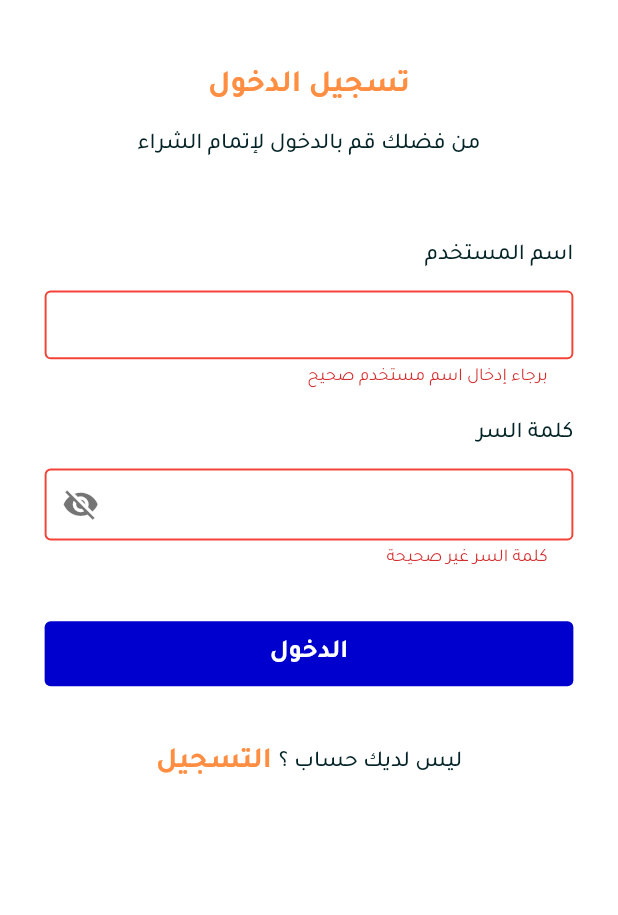
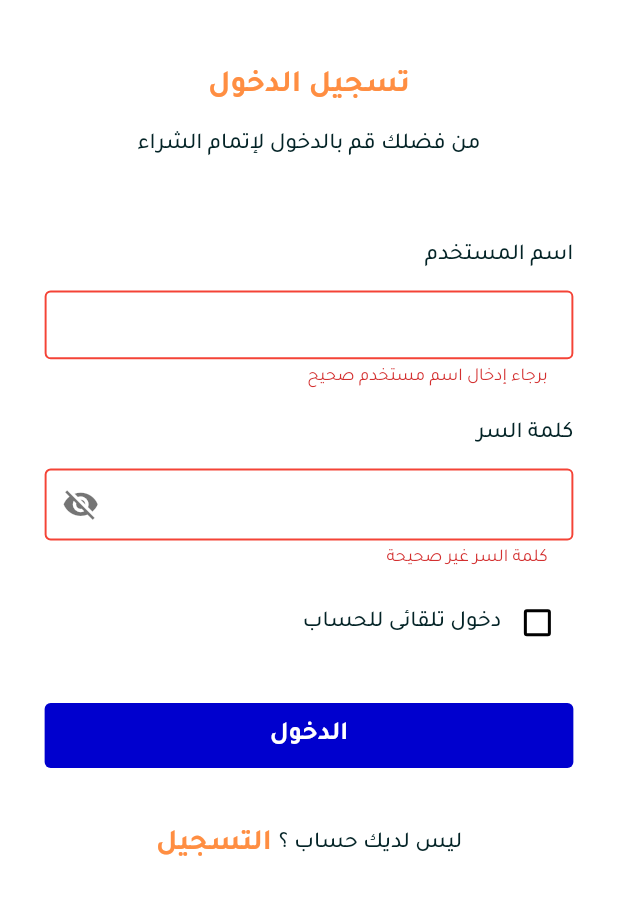
Before and after one commit to Ibrahim653/Ecommerce-App, a Flutter app: the screen it shows after launch, after a tap on "الدخول", on a phone screen of 412 x 824 dp, the part 242-1157 px from its top. Run offline on Flutter 3.47's test engine with Material 3 defaults, Android fonts, the phone set to English and light mode, and no system bars; our stand-ins replace animated_bottom_navigation_bar, cached_network_image, carousel_slider, device_preview, dio, flutter_bloc and 9 more; generated files the repository leaves out were written again; network calls fail.

```diff
--- a/lib/core/helpers/constants.dart
+++ b/lib/core/helpers/constants.dart
@@ -7,4 +7,6 @@ class Constants {
   static const String fontFamily = 'Tajawal';
   static const String accessToken = '';
   static const String refreshToken = '';
+    static const String autoLogin = 'autoLogin';
+
 }
--- a/lib/core/routing/app_router.dart
+++ b/lib/core/routing/app_router.dart
@@ -41,8 +41,8 @@ class AppRouter {
         return MaterialPageRoute(
           builder: (_) => MultiBlocProvider(
             providers: [
-              BlocProvider.value(
-               value:  getIt<GetProductCubit>()..getAllProducts(),
+              BlocProvider(
+                create: (context) =>  getIt<GetProductCubit>()..getAllProducts(),
               ),
               BlocProvider(
                 create: (context) => getIt<CategoryCubit>()..getCategories(),
--- a/lib/e_commerce_app.dart
+++ b/lib/e_commerce_app.dart
@@ -1,5 +1,6 @@
 import 'package:device_preview/device_preview.dart';
 import 'package:e_commerce_app/core/helpers/constants.dart';
+import 'package:e_commerce_app/core/helpers/shared_prefs_helper.dart';
 import 'package:e_commerce_app/core/routing/routes.dart';
 import 'package:e_commerce_app/core/theming/colors.dart';
 import 'package:flutter/material.dart';
@@ -28,7 +29,9 @@ class EcommerceApp extends StatelessWidget {
             primaryColor: ColorsManager.mainBlue,
             fontFamily: Constants.fontFamily),
         onGenerateRoute: appRouter.generateRoute,
-        initialRoute: Routes.loginScreen,
+        initialRoute:  CacheHelper.getString(Constants.autoLogin) == null
+            ? Routes.loginScreen
+            : Routes.homeScreen,
       ),
     );
   }
--- a/lib/features/home/ui/home_screen.dart
+++ b/lib/features/home/ui/home_screen.dart
@@ -9,6 +9,7 @@ import 'package:flutter/material.dart';
 import 'package:flutter_screenutil/flutter_screenutil.dart';
 
 import '../../../core/theming/colors.dart';
+import '../../profile/ui/profile_Screen.dart';
 
 class HomeScreen extends StatefulWidget {
   const HomeScreen({super.key});
@@ -38,7 +39,7 @@ class _HomeScreenState extends State<HomeScreen> {
     const HomePageContent(),
     const CategoriesScreen(),
     const FavoriteScreen(),
-    const CategoriesScreen(),
+    const ProfileScreen(),
   ];
 
   @override
--- a/lib/features/login/logic/cubit/login_state.dart
+++ b/lib/features/login/logic/cubit/login_state.dart
@@ -5,6 +5,8 @@ part 'login_state.freezed.dart';
 class LoginState<T> with _$LoginState<T> {
   const factory LoginState.initial() = _Initial;
   const factory LoginState.loading() = Loading;
+  const factory LoginState.authenticated({required bool isLoggedIn}) =
+      _Authenticated<T>;
   const factory LoginState.success(T data) = Success<T>;
   const factory LoginState.error({required String error}) = Error;
 }
--- a/lib/features/login/ui/login_screen.dart
+++ b/lib/features/login/ui/login_screen.dart
@@ -1,3 +1,4 @@
+import 'package:e_commerce_app/features/login/ui/widgets/remember_check_box.dart';
 import 'package:flutter/material.dart';
 import 'package:flutter_bloc/flutter_bloc.dart';
 import 'package:flutter_screenutil/flutter_screenutil.dart';
@@ -49,7 +50,9 @@ class LoginScreen extends StatelessWidget {
                 ),
                 verticalSpace(48),
                 const EmailAndPassword(),
-                verticalSpace(29),
+                verticalSpace(10),
+                const TwoCheckBox(),
+                verticalSpace(25),
                 AppTextButton(
                   buttonText: 'الدخول',
                   textStyle: Styles.font16WhiteBold,
--- /dev/null
+++ b/lib/features/login/ui/widgets/remember_check_box.dart
@@ -0,0 +1,32 @@
+import 'package:e_commerce_app/core/theming/colors.dart';
+import 'package:flutter/material.dart';
+import 'package:flutter_bloc/flutter_bloc.dart';
+
+import '../../../../core/theming/styles.dart';
+import '../../logic/cubit/login_cubit.dart';
+import '../../logic/cubit/login_state.dart';
+
+class TwoCheckBox extends StatelessWidget {
+  const TwoCheckBox({super.key});
+
+  @override
+  Widget build(BuildContext context) {
+    return BlocBuilder<LoginCubit, LoginState>(
+      builder: (BuildContext context, state) {
+        return Row(
+          children: [
+            Checkbox(
+              value: LoginCubit.get(context).autoLogin,
+              onChanged: (value) => LoginCubit.get(context).autoLoginFun(),
+              activeColor: MaterialStateColor.resolveWith((states) => ColorsManager.primaryCyan),
+            ),
+            Text(
+              'دخول تلقائى للحساب',
+              style: Styles.font14GreyMedium,
+            ),
+          ],
+        );
+      },
+    );
+  }
+}
```
Also changed, not shown: lib/features/login/logic/cubit/login_cubit.dart (+26 -0 lines), lib/features/profile/ui/profile_Screen.dart (added, +39 -0 lines), lib/features/login/logic/cubit/login_state.freezed.dart.
